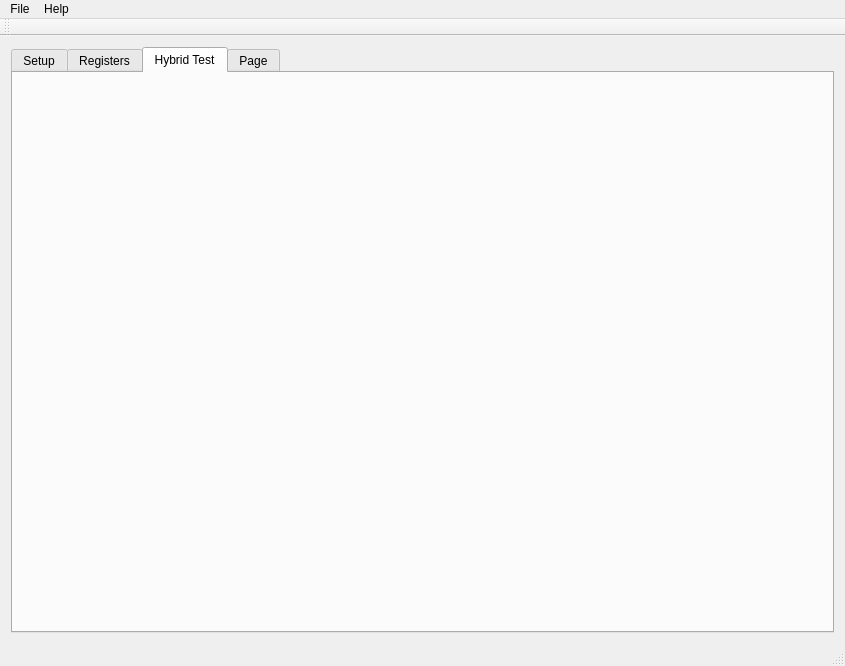
First picture: the form in GUI/View/mainview.ui, repository tristandupree/Ph2_ACF, before the edit.
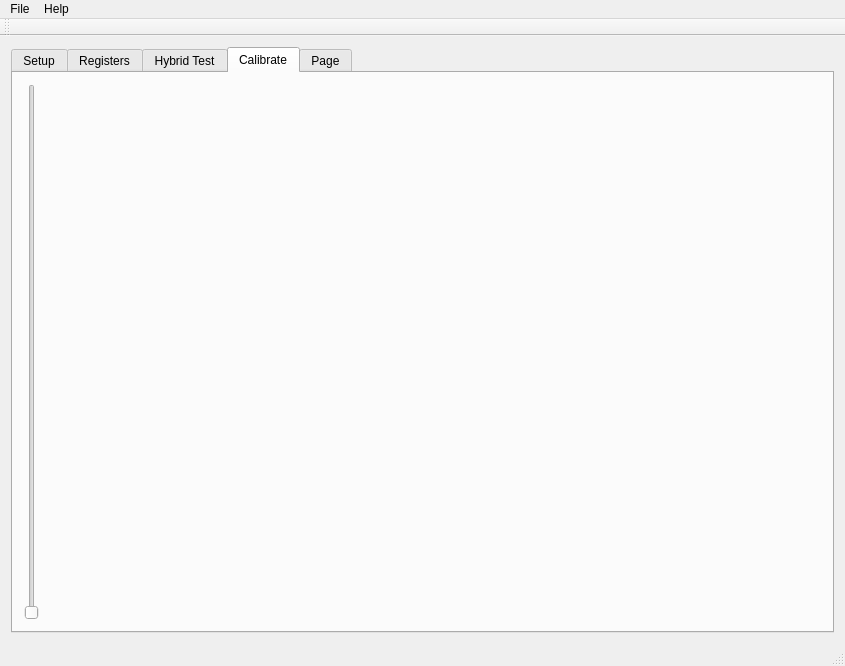
Second picture: the form after the edit.

What changed in the file:
```diff
--- a/GUI/View/mainview.ui
+++ b/GUI/View/mainview.ui
@@ -14,11 +14,11 @@
    <string>MainView</string>
   </property>
   <widget class="QWidget" name="centralWidget">
-   <layout class="QHBoxLayout" name="horizontalLayout">
+   <layout class="QVBoxLayout" name="verticalLayout">
     <item>
      <widget class="QTabWidget" name="tabMainView">
       <property name="currentIndex">
-       <number>2</number>
+       <number>3</number>
       </property>
       <widget class="QWidget" name="tabSetup">
        <attribute name="title">
@@ -50,6 +50,24 @@
         </item>
        </layout>
       </widget>
+      <widget class="QWidget" name="tabCalibrate">
+       <attribute name="title">
+        <string>Calibrate</string>
+       </attribute>
+       <layout class="QVBoxLayout" name="verticalLayout_6">
+        <item>
+         <layout class="QVBoxLayout" name="loCalibrate">
+          <item>
+           <widget class="QSlider" name="verticalSlider">
+            <property name="orientation">
+             <enum>Qt::Vertical</enum>
+            </property>
+           </widget>
+          </item>
+         </layout>
+        </item>
+       </layout>
+      </widget>
       <widget class="QWidget" name="tabTBrowser">
        <attribute name="title">
         <string>Page</string>
```
